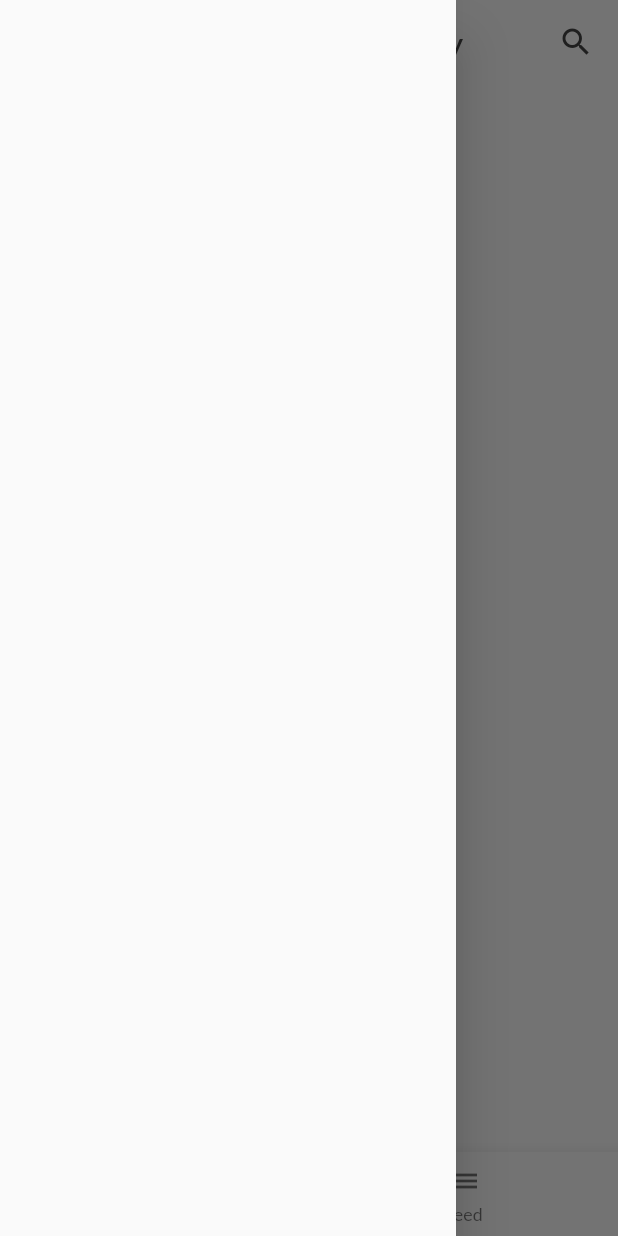
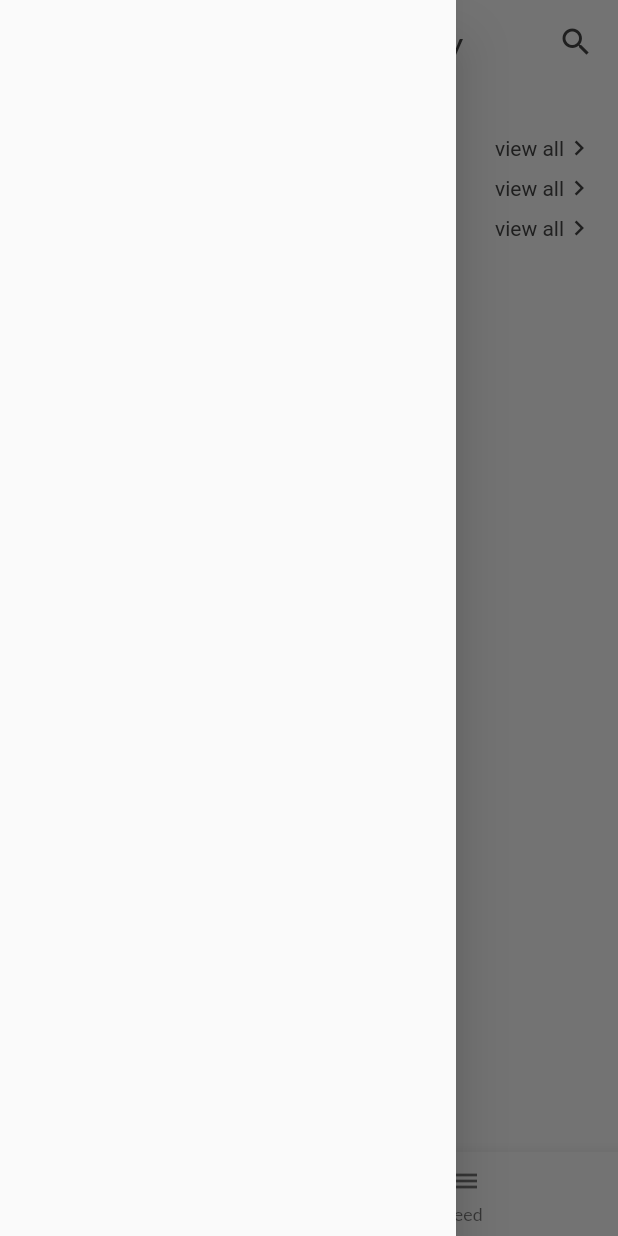
Before and after one commit to App-CoverMe/app, a Flutter app: the screen it shows after launch, with the side drawer open, on a phone screen of 412 x 824 dp. Run offline on Flutter 3.47's test engine with Material 2 defaults, Android fonts, the phone set to English and light mode, and no system bars; our stand-ins replace bloc, equatable, flutter_bloc, formz, shared_preferences.

Commit message:
Added explore page section headers

```diff
--- a/lib/explore/explore_screen.dart
+++ b/lib/explore/explore_screen.dart
@@ -1,12 +1,49 @@
+import 'package:app/explore/ui/cm_section_header.dart';
 import 'package:flutter/material.dart';
 
 class ExploreScreen extends StatelessWidget {
   @override
   Widget build(BuildContext context) {
-    return Container(
-      child: Text(
-        'Explore Screen',
-        style: Theme.of(context).textTheme.headline5,
+    return SingleChildScrollView(
+      child: Padding(
+        padding: const EdgeInsets.symmetric(horizontal: 16),
+        child: Column(
+          crossAxisAlignment: CrossAxisAlignment.start,
+          children: [
+            CmSectionHeader(
+              headerTitle: 'Trending Venues',
+              headerIcon: null,
+              headerFunction: () {
+                print('View all pressed');
+              },
+              hasViewAll: false,
+            ),
+            CmSectionHeader(
+              headerTitle: 'Resaurants',
+              headerIcon: null,
+              headerFunction: () {
+                print('View all pressed');
+              },
+              hasViewAll: true,
+            ),
+            CmSectionHeader(
+              headerTitle: 'Bars',
+              headerIcon: null,
+              headerFunction: () {
+                print('View all pressed');
+              },
+              hasViewAll: true,
+            ),
+            CmSectionHeader(
+              headerTitle: 'Clubs',
+              headerIcon: null,
+              headerFunction: () {
+                print('View all pressed');
+              },
+              hasViewAll: true,
+            ),
+          ],
+        ),
       ),
     );
   }
--- /dev/null
+++ b/lib/explore/ui/cm_section_header.dart
@@ -0,0 +1,47 @@
+import 'package:flutter/material.dart';
+
+class CmSectionHeader extends StatelessWidget {
+  final String headerTitle;
+  final IconData headerIcon;
+  final Function headerFunction;
+  final bool hasViewAll;
+  CmSectionHeader(
+      {@required this.headerTitle,
+      @required this.headerIcon,
+      @required this.headerFunction,
+      @required this.hasViewAll});
+  @override
+  Widget build(BuildContext context) {
+    return Row(
+      mainAxisAlignment: MainAxisAlignment.spaceBetween,
+      crossAxisAlignment: CrossAxisAlignment.baseline,
+      textBaseline: TextBaseline.alphabetic,
+      children: [
+        Text(
+          headerTitle,
+          style: Theme.of(context).textTheme.headline5,
+        ),
+        hasViewAll
+            ? GestureDetector(
+                onTap: headerFunction,
+                child: Container(
+                  child: Row(
+                    crossAxisAlignment: CrossAxisAlignment.center,
+                    children: [
+                      Text(
+                        'view all',
+                        style: Theme.of(context).textTheme.bodyText1,
+                      ),
+                      Icon(
+                        Icons.chevron_right,
+                        size: 20,
+                      ),
+                    ],
+                  ),
+                ),
+              )
+            : Container(),
+      ],
+    );
+  }
+}
```
